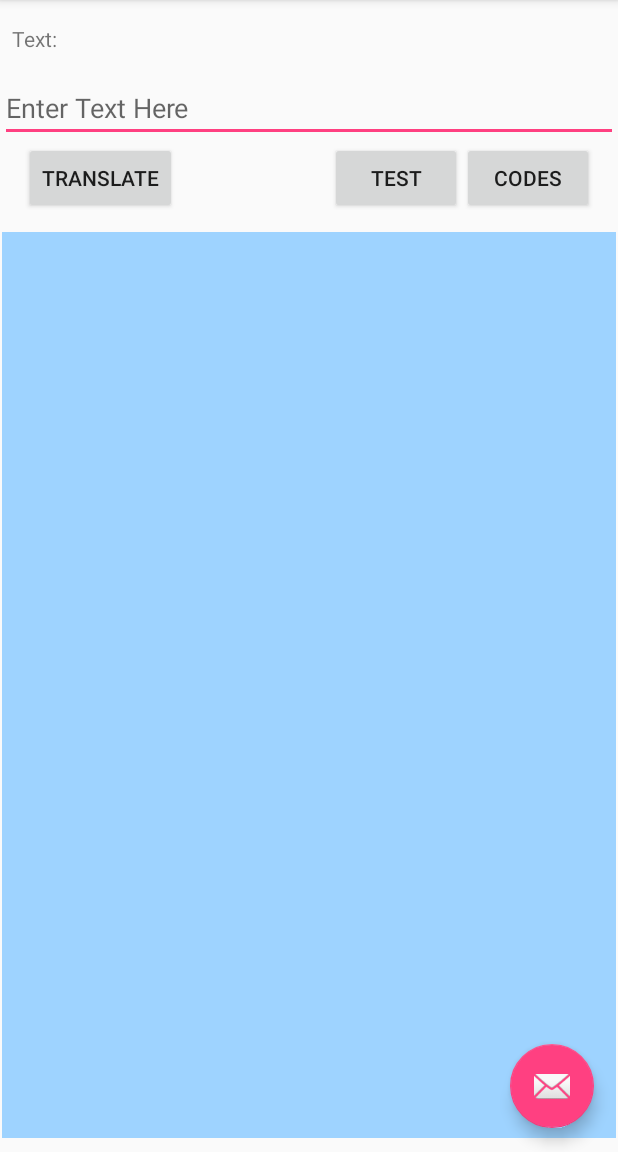
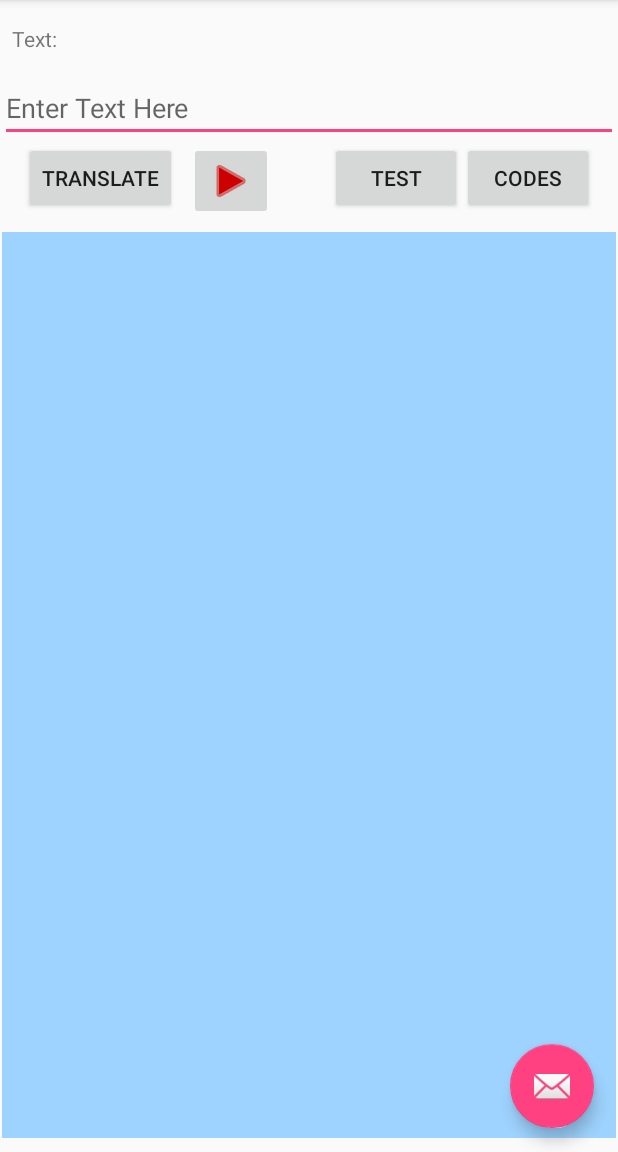
Before and after one commit to R-Rayburn/RayburnMorseCode, an Android app: the screen it shows after launch (MainActivity), on a phone screen of 412 x 824 dp, the part 84-1236 px from its top. Run offline under Robolectric (Android 15) with nearby library versions, the phone set to English and light mode, and no system bars.

Commit message:
Part 4: Beeps Finished code for beeps, added play image button, and set onClickListener to play input when clicked.

```diff
--- a/app/src/main/res/layout/content_main.xml
+++ b/app/src/main/res/layout/content_main.xml
@@ -79,4 +79,14 @@
         app:layout_constraintStart_toStartOf="parent"
         app:layout_constraintTop_toBottomOf="@+id/inputText" />
 
+    <ImageButton
+        android:id="@+id/playButton"
+        android:layout_width="wrap_content"
+        android:layout_height="wrap_content"
+        android:layout_marginStart="8dp"
+        android:tint="@android:color/holo_red_dark"
+        app:layout_constraintStart_toEndOf="@+id/transButton"
+        app:layout_constraintTop_toBottomOf="@+id/inputText"
+        app:srcCompat="@android:drawable/ic_media_play" />
+
 </android.support.constraint.ConstraintLayout>
```
Also changed, not shown: app/src/main/java/com/example/robertrayburn/rayburnmorsecode/MainActivity.kt (+39 -1 lines).
